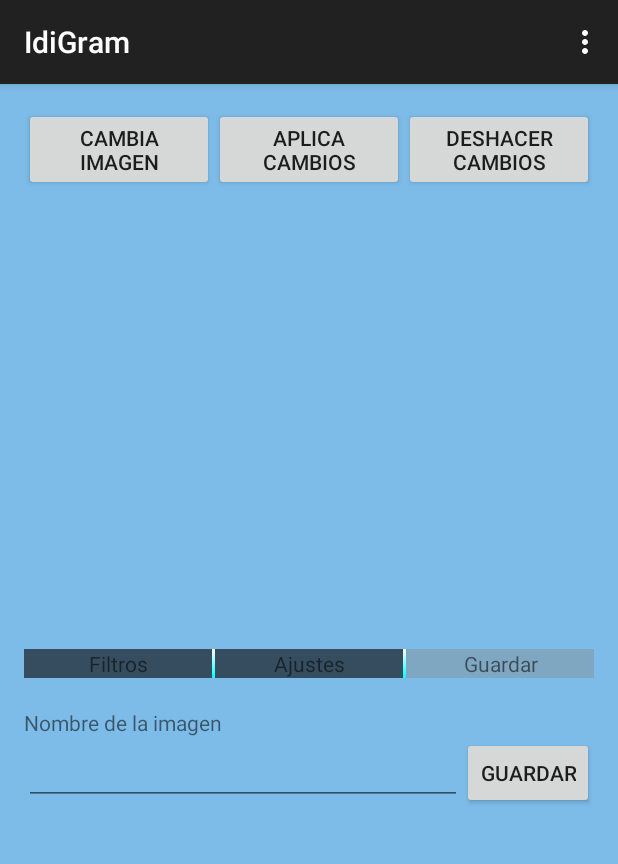
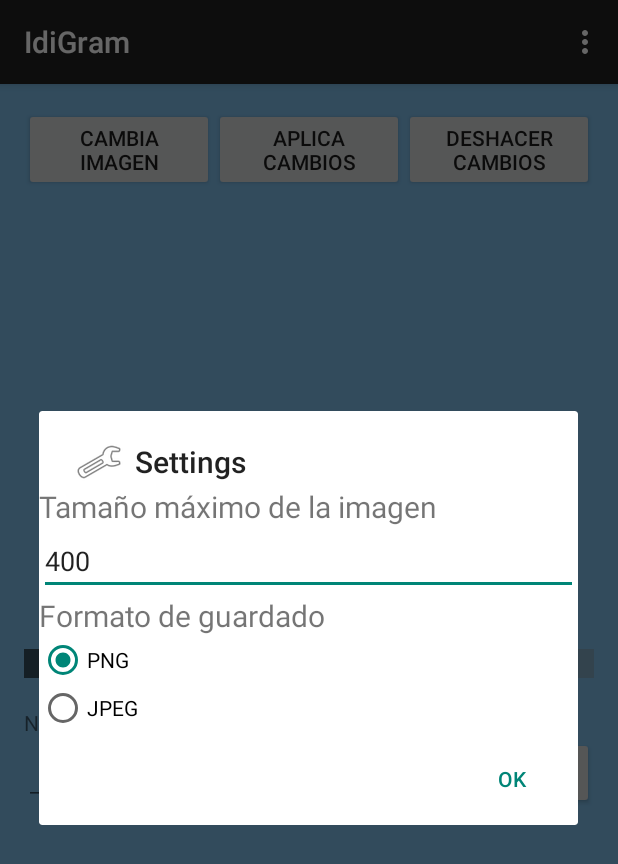
Before and after one commit to LegaultOs/IdiGram, an Android app: the MainActivity screen opened directly, with no data from a screen before it, in the options menu, after a tap on "Settings", on a phone screen of 412 x 824 dp. Shown: the top 864 px of the screen. Run offline under Robolectric (Android 15) with nearby library versions, the phone set to English and light mode, and no system bars; 13 statements that could not run were skipped.

Commit message:
Help completado Settings completado

```diff
--- a/app/src/main/java/com/legaultOs/idigram/MainActivity.java
+++ b/app/src/main/java/com/legaultOs/idigram/MainActivity.java
@@ -12,13 +12,16 @@ import android.os.AsyncTask;
 import android.os.Bundle;
 import android.os.Environment;
 import android.support.v7.app.ActionBarActivity;
+import android.view.LayoutInflater;
 import android.view.Menu;
 import android.view.MenuInflater;
 import android.view.MenuItem;
+import android.view.MotionEvent;
 import android.view.View;
 import android.widget.EditText;
 import android.widget.ImageView;
 import android.widget.LinearLayout;
+import android.widget.RadioGroup;
 import android.widget.SeekBar;
 import android.widget.TextView;
 import android.widget.Toast;
@@ -43,6 +46,9 @@ public class MainActivity extends ActionBarActivity {
     private HashMap<String,Bitmap> imgFiltered;
     private ArrayList<String> vista;
     private int brillo=1,brillant=1,contraste=1,contant=1,saturacion=1,satant=1;
+    private int imgSize=400;
+    private Bitmap.CompressFormat defaultFormat=Bitmap.CompressFormat.PNG;
+    private Uri pathImagen;
 
     int posFilt;
 
@@ -55,7 +61,8 @@ public class MainActivity extends ActionBarActivity {
         File f =new File(Environment.getExternalStorageDirectory().getAbsolutePath() + "/DCIM/IDIGram/");
         if(!f.exists())f.mkdir();
         imgMain = (ImageView) findViewById(R.id.effect_main);
-        src = decodeUri((Uri) bundle.get("pathImagen"));
+        pathImagen=(Uri) bundle.get("pathImagen");
+        src = decodeUri(pathImagen);
         ultimo=src;
         imgMain.setImageBitmap(src);
         imgFiltered=new HashMap<String,Bitmap>();
@@ -63,6 +70,30 @@ public class MainActivity extends ActionBarActivity {
         vista= new ArrayList<String>();
 
         contrasteBrillo=null;
+
+
+
+
+        imgMain.setOnTouchListener(new View.OnTouchListener()
+        {
+
+            @Override
+            public boolean onTouch(View v, MotionEvent event)
+            {
+                if (event.getAction() == MotionEvent.ACTION_DOWN){
+                    imgMain.setImageBitmap(src);
+                }
+
+                else if (event.getAction() == MotionEvent.ACTION_UP){
+                   if(contrasteBrillo!=null) imgMain.setImageBitmap(contrasteBrillo);
+                    else imgMain.setImageBitmap(showing);
+                }
+
+
+                // TODO Auto-generated method stub
+                return false;
+            }
+        });
         tabSelected(R.id.tab1);
 
 
@@ -71,11 +102,18 @@ public class MainActivity extends ActionBarActivity {
     @Override
     public boolean onOptionsItemSelected(MenuItem item) {
         // Handle item selection
+        AlertDialog.Builder al =  new AlertDialog.Builder(this);
         switch (item.getItemId()) {
             case R.id.help:
                 new AlertDialog.Builder(this)
                         .setTitle("Help")
-                        .setMessage("-Primera linea \n-Segunda Linea \n-Tercera Linea")
+                        .setMessage("-Filtros: Podemos seleccionar un filtro para aplicarlo a la imagen actual " +
+                                "\n\n-Ajustes: podemos cambiar los niveles de Saturacion,Contraste y brillo de la imagen " +
+                                "\n\n-Guardar: guardaremos la foto en formato que hayamos indicado en Settings (por defecto .PNG) con el nombre dado una vez no haya cambios pendientes en la foto" +
+                                "\n\n-Cambiar foto: cambiaremos la foto actual por otra de nuestra galeria" +
+                                "\n\n-Aplicar cambios: Aplicaremos los filtros y los ajustes a la foto inicial y podremos aplicarle mas encima" +
+                                "\n\n-Deshacer Cambios: Si tenemos un filtro escogido pero no aplicado nos deshará ese filtro, Si no tenemos ningun filtro ni ningun ajuste aplicado, volveremos a la versión anterior, antes de aplicar cambios" +
+                                "\n\n-Tocar la foto: nos servirá para ver la foto antes y despues del filtro aplicado")
                         .setPositiveButton(android.R.string.yes, new DialogInterface.OnClickListener() {
                             public void onClick(DialogInterface dialog, int which) {
                                 // continue with delete
@@ -85,7 +123,7 @@ public class MainActivity extends ActionBarActivity {
                         .show();
                 return true;
             case R.id.about:
-                new AlertDialog.Builder(this)
+                al
                         .setTitle("About")
                         .setMessage("Hecho por: Oscar Carod \ne-mail:oscaracso90@gmail.com \nIDI")
                         .setPositiveButton(android.R.string.yes, new DialogInterface.OnClickListener() {
@@ -96,7 +134,36 @@ public class MainActivity extends ActionBarActivity {
                         .setIcon(android.R.drawable.ic_dialog_email)
                         .show();
                 return true;
+            case R.id.action_settings:
+                LayoutInflater layoutInflater = LayoutInflater.from(this);
+                final View menuSettings=layoutInflater.inflate(R.layout.settings,null);
+                TextView tv=(TextView)menuSettings.findViewById(R.id.editText2);
+                tv.setText(Integer.toString(imgSize));
+                RadioGroup rg =(RadioGroup) menuSettings.findViewById(R.id.radiogroup1);
+               if(defaultFormat.equals(Bitmap.CompressFormat.PNG)) rg.check(R.id.png);
+                else rg.check(R.id.jpeg);
+                al
+                        .setTitle("Settings")
+                        .setView(menuSettings);
+                al        .setPositiveButton(android.R.string.yes, new DialogInterface.OnClickListener() {
+                    public void onClick(DialogInterface dialog, int which) {
+                        TextView tv=(TextView)menuSettings.findViewById(R.id.editText2);
+                        if(imgSize!=Integer.parseInt( tv.getText().toString())){
+                            imgSize = Integer.parseInt( tv.getText().toString());
+                            src = decodeUri(pathImagen);
+                            imgFiltered.clear();
+                            tabSelected(R.id.tab1);
 
+                        }
+                        RadioGroup rg =(RadioGroup) menuSettings.findViewById(R.id.radiogroup1);
+                        if(rg.getCheckedRadioButtonId()==R.id.png) defaultFormat= Bitmap.CompressFormat.PNG;
+                        else defaultFormat= Bitmap.CompressFormat.JPEG;
+                    }
+                })
+                        .setIcon(android.R.drawable.ic_menu_manage)
+                        .show();
+
+                return true;
         }
         return true;
     }
@@ -246,7 +313,7 @@ public class MainActivity extends ActionBarActivity {
                     public void onStopTrackingTouch(SeekBar seekBar) {
                         contant=contraste;
                         contraste=progressChanged-100;
-                        Bitmap bm= camibiarContrBrilloSat(showing);
+                        Bitmap bm= camibiarContrBrilloSat(showing,false);
                         imgMain.setImageBitmap(bm);
                     }
                 });
@@ -267,7 +334,7 @@ public class MainActivity extends ActionBarActivity {
                     public void onStopTrackingTouch(SeekBar seekBar) {
                         brillant=brillo;
                         brillo=progressChanged-100;
-                        Bitmap bm= camibiarContrBrilloSat(showing);
+                        Bitmap bm= camibiarContrBrilloSat(showing,false);
                         imgMain.setImageBitmap(bm);
 
                     }
@@ -288,7 +355,7 @@ public class MainActivity extends ActionBarActivity {
                     public void onStopTrackingTouch(SeekBar seekBar) {
                         satant=saturacion;
                         saturacion=progressChanged-40;
-                        Bitmap bm= camibiarContrBrilloSat(showing);
+                        Bitmap bm= camibiarContrBrilloSat(showing,false);
                         imgMain.setImageBitmap(bm);
 
                     }
@@ -309,14 +376,14 @@ public class MainActivity extends ActionBarActivity {
         }
     }
 
-    private Bitmap camibiarContrBrilloSat(Bitmap vit)
+    private Bitmap camibiarContrBrilloSat(Bitmap vit, boolean loading)
     {
 
         ImageFilters imgFilter = new ImageFilters();
         Bitmap bm = imgFilter.applySaturationFilter(vit, saturacion);
         bm = imgFilter.applyContrastEffect(bm, contraste);
         bm = imgFilter.applyBrightnessEffect(bm, brillo);
-        contrasteBrillo=bm;
+        if(!loading)contrasteBrillo=bm;
         return bm;
 
     }
@@ -553,8 +620,9 @@ public class MainActivity extends ActionBarActivity {
         switch(requestCode) {
             case SELECT_PHOTO:
                 if(resultCode == RESULT_OK){
-                    Uri selectedImage = data.getData();
-                    Bitmap bmp = decodeUri(selectedImage);
+                    pathImagen = data.getData();
+
+                    Bitmap bmp = decodeUri(pathImagen);
                     if(bmp !=null){
                         src = bmp;
                         ultimo=src;
@@ -574,29 +642,33 @@ public class MainActivity extends ActionBarActivity {
 
     public void guardarImagen(View v)
     {
+        String extension;
        EditText et= (EditText)findViewById(R.id.editText);
-
-       if(!src.equals(showing) || contrasteBrillo!=null)
-       {
+       if(!et.getText().toString().replace(" ","").equals("")) {
+           if (!src.equals(showing) || contrasteBrillo != null) {
                Toast.makeText(this, "Hay cambios sin aplicar", Toast.LENGTH_SHORT).show();
 
-       }
-       else
-       {
+           } else {
                try {
 
-               File f = new File(Environment.getExternalStorageDirectory().getAbsolutePath() + "/DCIM/IDIGram/" + et.getText().toString()+".png");
+                  if(defaultFormat.equals(Bitmap.CompressFormat.PNG)) extension=".png";
+                  else extension=".jpeg";
+                   File f = new File(Environment.getExternalStorageDirectory().getAbsolutePath() + "/DCIM/IDIGram/" + et.getText().toString() + extension);
                    FileOutputStream fos = new FileOutputStream(f);
-               src.compress(Bitmap.CompressFormat.PNG,90,fos);
-               Toast.makeText(this, "Guardado correctamente en " +f.getAbsolutePath() , Toast.LENGTH_SHORT).show();
-           }
-           catch(Exception ex){
+                   src.compress(defaultFormat, 90, fos);
+
+                   Toast.makeText(this, "Guardado correctamente en " + f.getAbsolutePath(), Toast.LENGTH_SHORT).show();
+               } catch (Exception ex) {
                    ex.printStackTrace();
                    Toast.makeText(this, "Ha ocurrido un problema guardando", Toast.LENGTH_SHORT).show();
                }
 
            }
-
+       }
+        else
+       {
+           Toast.makeText(this, "Tienes que ponerle un nombre al archivo", Toast.LENGTH_SHORT).show();
+       }
     }
 
     private Bitmap decodeUri(Uri selectedImage)  {
@@ -609,14 +681,14 @@ public class MainActivity extends ActionBarActivity {
             BitmapFactory.decodeStream(getContentResolver().openInputStream(selectedImage), null, o);
 
             // The new size we want to scale to
-            final int REQUIRED_SIZE = 300;
+            final int REQUIRED_SIZE = imgSize;
 
             // Find the correct scale value. It should be the power of 2.
             int width_tmp = o.outWidth, height_tmp = o.outHeight;
             int scale = 1;
             while (true) {
                 if (width_tmp / 2 < REQUIRED_SIZE
-                        && height_tmp / 2 < REQUIRED_SIZE) {
+                        || height_tmp / 2 < REQUIRED_SIZE) {
                     break;
                 }
                 width_tmp /= 2;
@@ -724,7 +796,7 @@ public class MainActivity extends ActionBarActivity {
                     result=bm;
 
             }
-            if(contraste!=1 || brillo!=1 || saturacion!=1)result=camibiarContrBrilloSat(result);
+            if(contraste!=1 || brillo!=1 || saturacion!=1)result=camibiarContrBrilloSat(result,true);
             imgFiltered.put(tipo, result);
             long stopTime = System.currentTimeMillis();
             long elapsedTime = stopTime - startTime;
--- a/app/src/main/res/layout/activity_main.xml
+++ b/app/src/main/res/layout/activity_main.xml
@@ -50,6 +50,8 @@
             android:layout_height="300dp"
             android:layout_above="@+id/layouttabs"
             android:layout_marginBottom="5dp"
+            android:clickable="true"
+
              />
 
         <LinearLayout
--- /dev/null
+++ b/app/src/main/res/layout/settings.xml
@@ -0,0 +1,46 @@
+<?xml version="1.0" encoding="utf-8"?>
+<LinearLayout xmlns:android="http://schemas.android.com/apk/res/android"
+    android:orientation="vertical" android:layout_width="match_parent"
+    android:layout_height="match_parent">
+
+    <TextView
+        android:layout_width="wrap_content"
+        android:layout_height="wrap_content"
+        android:text="Tamaño máximo de la imagen"
+        android:id="@+id/textView2"
+        android:textSize="20dp" />
+
+    <EditText
+        android:layout_width="match_parent"
+        android:layout_height="wrap_content"
+        android:id="@+id/editText2"
+        android:editable="true"
+        android:enabled="true"
+        android:numeric="integer" />
+
+    <TextView
+        android:layout_width="wrap_content"
+        android:layout_height="wrap_content"
+        android:text="Formato de guardado"
+        android:id="@+id/textView3"
+        android:textSize="20dp" />
+
+    <RadioGroup
+        android:layout_width="wrap_content"
+        android:layout_height="wrap_content"
+        android:id="@+id/radiogroup1">
+
+        <RadioButton
+            android:layout_width="wrap_content"
+            android:layout_height="wrap_content"
+            android:text="PNG"
+            android:id="@+id/png" />
+
+        <RadioButton
+            android:layout_width="wrap_content"
+            android:layout_height="wrap_content"
+            android:text="JPEG"
+            android:id="@+id/jpeg" />
+    </RadioGroup>
+
+</LinearLayout>
```
Lines whose indentation alone changed are shown as unchanged.
